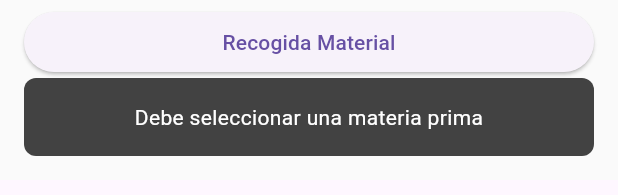
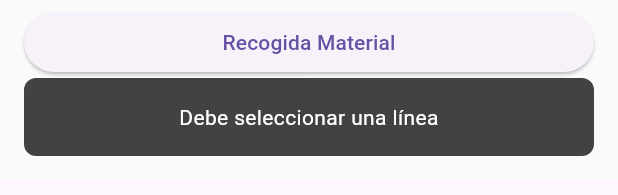
Before and after one commit to MimikaAckerman/app_warehouse_flutter, a Flutter app: the PeticionMaterialOperarioScreen widget shown alone on an empty page, opened directly with empty values, after a tap on "Recogida Material", on a phone screen of 412 x 824 dp. Shown: the part 645-840 px from the top of the screen. Run offline on Flutter 3.47's test engine with Material 3 defaults, Android fonts, the phone set to English and light mode, and no system bars; network calls fail.

Commit message:
corrigiendo el boton de recogida de material

```diff
--- a/lib/screens/peticion_material_operario_screen.dart
+++ b/lib/screens/peticion_material_operario_screen.dart
@@ -22,6 +22,9 @@ class _PeticionMaterialOperarioScreenState
   List<String> _denominaciones = [];
   List<String> _referenciasSolidas = [];
   List<String> _materiasPrimas = [];
+
+  List<Map<String, dynamic>> recogidaData = [];
+  List<Map<String, dynamic>> filteredRecogidaData = [];
 
   String? _selectedLinea;
   String? _selectedDenominacion;
@@ -106,34 +109,79 @@ class _PeticionMaterialOperarioScreenState
 
 //solicitud de recogida de material
   Future<void> registrarRecogidaMaterial() async {
-    if (_selectedMateriaPrimaId == null) {
+    if (_selectedLinea == null) {
       setState(() {
-        toastMessage = 'Debe seleccionar una materia prima';
+        toastMessage = 'Debe seleccionar una línea';
+        showToast = true;
+      });
+      return;
+    }
+
+    try {
+      final response = await http.get(
+        Uri.parse('https://api-psc-warehouse.azurewebsites.net/lrefs'),
+      );
+
+      if (response.statusCode == 200) {
+        final data = jsonDecode(response.body);
+        final peticion = data.firstWhere(
+          (item) => item['linea'] == _selectedLinea,
+          orElse: () => {},
+        );
+
+        final peticionId = peticion['id'];
+
+        if (peticionId == null) {
+          setState(() {
+            toastMessage = 'No se encontró el ID de la petición';
             showToast = true;
           });
           return;
         }
 
         final url =
-        'https://api-psc-warehouse.azurewebsites.net/status-recogida/${_selectedMateriaPrimaId}/status/PENDIENTE';
+            'https://api-psc-warehouse.azurewebsites.net/status-recogida/$peticionId/status/PENDIENTE';
 
-    try {
-      final response = await http.post(
+        final recogidaResponse = await http.put(
           Uri.parse(url),
           headers: {'Content-Type': 'application/json'},
         );
 
-      if (response.statusCode == 200) {
+        if (recogidaResponse.statusCode == 200) {
           setState(() {
             toastMessage = 'Recogida de material registrada como PENDIENTE';
             showToast = true;
           });
+
+          // Actualizar la interfaz de usuario con la nueva solicitud de recogida
+          final newRecogida = {
+            'id': peticionId,
+            'linea': _selectedLinea,
+            'status_recogida': 'PENDIENTE',
+            'timeHour': DateTime.now().toString(),
+          };
+
+          setState(() {
+            recogidaData.add(newRecogida);
+            filteredRecogidaData = recogidaData
+                .where((recogida) =>
+                    recogida['linea'] == _selectedLinea &&
+                    recogida['status_recogida'] != 'RECOGIDO')
+                .toList();
+          });
         } else {
-        final errorData = jsonDecode(response.body);
+          final errorData = jsonDecode(recogidaResponse.body);
           print("Error de la API: $errorData");
           setState(() {
             toastMessage =
                 'Error al registrar la recogida: ${errorData['message']}';
+            showToast = true;
+          });
+        }
+      } else {
+        print("Error al obtener los datos de la API");
+        setState(() {
+          toastMessage = 'Error al obtener los datos de la API';
           showToast = true;
         });
       }
@@ -145,7 +193,6 @@ class _PeticionMaterialOperarioScreenState
       });
     }
   }
-
 //boton de support en la linea
 
   Future<void> registrarSupport() async {
```
Lines whose indentation alone changed are shown as unchanged.
